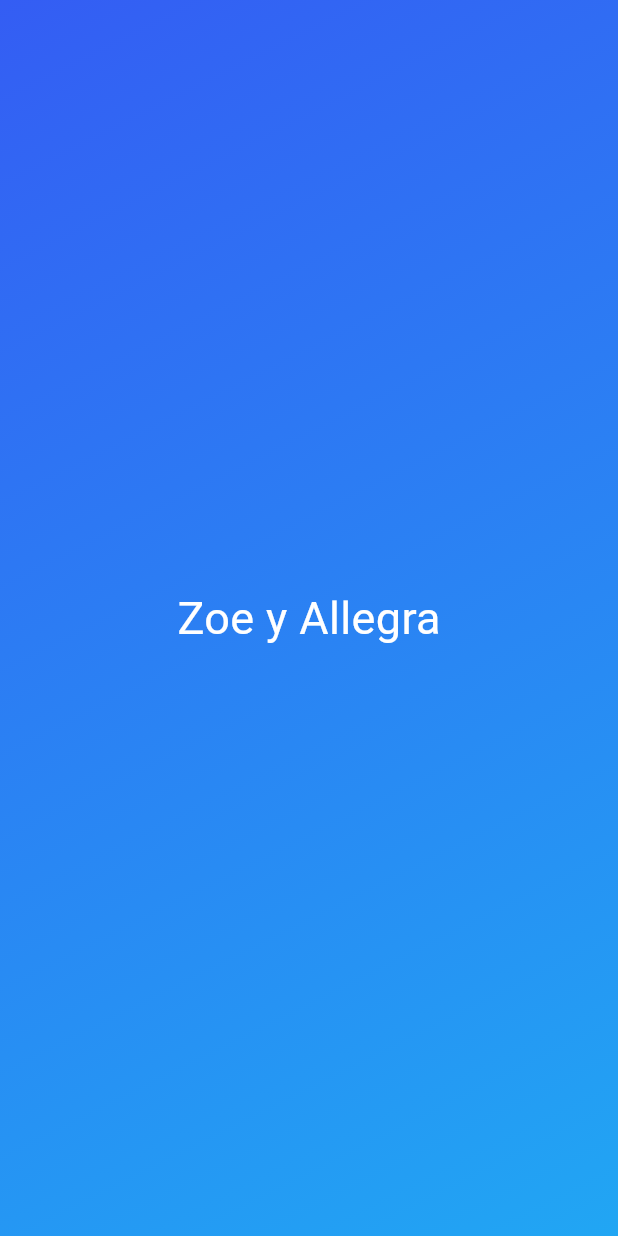
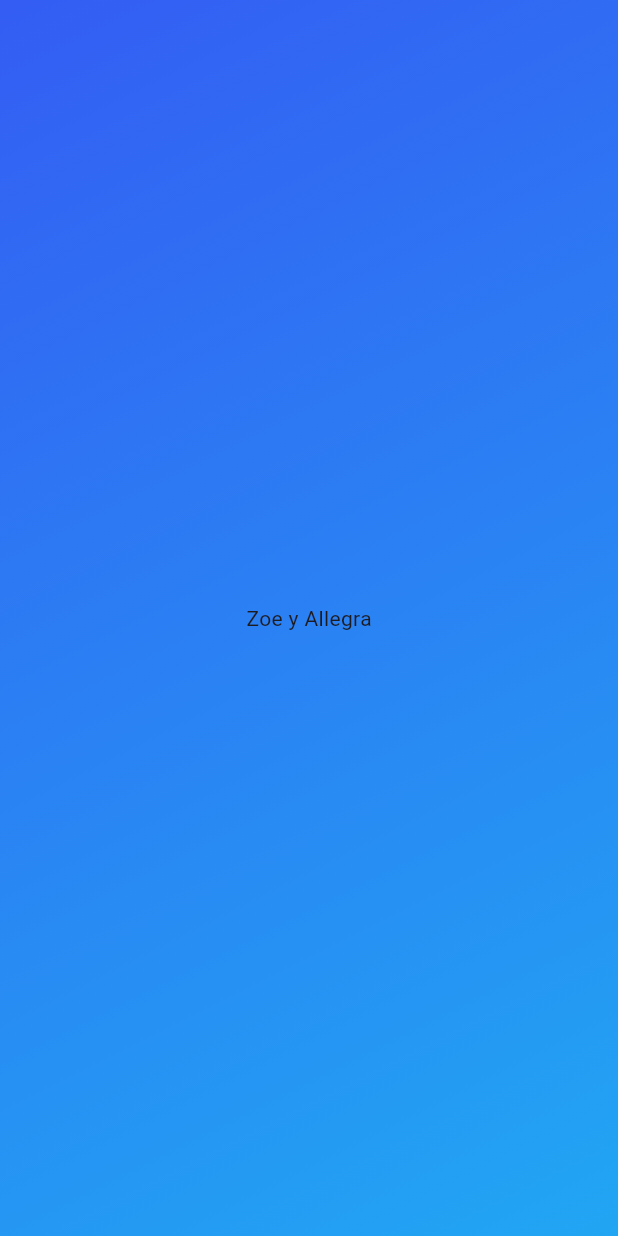
Before and after one commit to EduardoCastillo87/expense_tracker_app, a Flutter app: the screen it shows after launch, on a phone screen of 412 x 824 dp. Run offline on Flutter 3.47's test engine with Material 3 defaults, Android fonts, the phone set to English and light mode, and no system bars.

Commit message:
created class TextWidget

```diff
--- /dev/null
+++ b/lib/gradient_container.dart
@@ -0,0 +1,23 @@
+import 'package:expense_tracker_app/text_widget.dart' show TextWidget;
+import 'package:flutter/material.dart';
+
+class GradientContainer extends StatelessWidget {
+  const GradientContainer({super.key});
+
+  @override
+  Widget build(BuildContext context) {
+    return Container(
+      decoration: const BoxDecoration(
+        gradient: LinearGradient(
+          colors: [
+            Color.fromARGB(255, 52, 93, 243),
+            Color.fromARGB(255, 33, 166, 243),
+          ],
+          begin: Alignment.topLeft,
+          end: Alignment.bottomRight,
+        ),
+      ),
+      child: const Center(child: TextWidget()),
+    );
+  }
+}
--- /dev/null
+++ b/lib/text_widget.dart
@@ -0,0 +1,10 @@
+import 'package:flutter/material.dart';
+
+class TextWidget extends StatelessWidget {
+  const TextWidget({super.key});
+
+  @override
+  Widget build(BuildContext context) {
+    return const Text('Zoe y Allegra');
+  }
+}
```
Also changed, not shown: lib/main.dart (+2 -24 lines).
